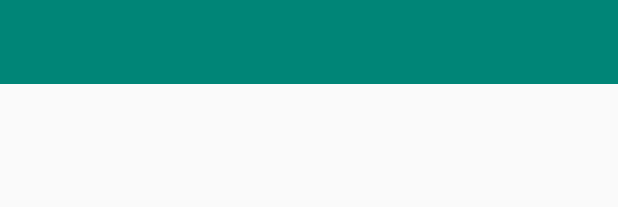
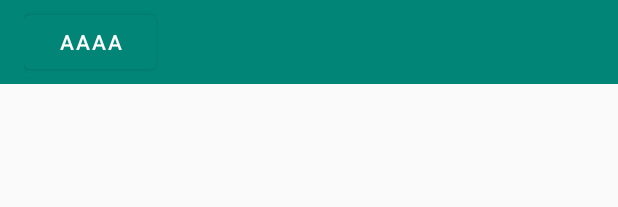
Before and after one commit to Airatolnine/FileManager, an Android app: the layout activity_main.xml on its own in the app's theme, with its tools: preview values and no code run, on a phone screen of 412 x 824 dp. Shown: the top 207 px of the screen. Run offline under Robolectric (Android 15) with nearby library versions, the phone set to English and light mode, and no system bars.

Commit message:
added button for mew activity

```diff
--- a/app/src/main/res/layout/activity_main.xml
+++ b/app/src/main/res/layout/activity_main.xml
@@ -17,11 +17,23 @@
         android:theme="?attr/actionBarTheme">
 
 
+        <LinearLayout
+            android:layout_width="match_parent"
+            android:layout_height="match_parent"
+            android:layout_gravity="center_vertical"
+            android:gravity="center"
+            android:orientation="horizontal">
+            <android.support.design.button.MaterialButton
+                android:layout_width="wrap_content"
+                android:layout_height="wrap_content"
+                android:text="AAAA" />
 
             <HorizontalScrollView
                 android:id="@+id/scrollView"
+
                 android:layout_width="match_parent"
-                android:layout_height="match_parent">
+                android:layout_height="match_parent"
+                >
 
                 <LinearLayout
                     android:id="@+id/navLayout"
@@ -34,8 +46,10 @@
             </HorizontalScrollView>
 
 
+        </LinearLayout>
+
+
     </android.support.v7.widget.Toolbar>
-
 
 
     <LinearLayout
@@ -45,8 +59,7 @@
         <android.support.v7.widget.RecyclerView
             android:id="@+id/list_item"
             android:layout_width="match_parent"
-            android:layout_height="wrap_content"
-            />
+            android:layout_height="wrap_content" />
     </LinearLayout>
 
 </LinearLayout>
```
Also changed, not shown: app/src/main/java/com/example/airatonline/filemanager/MainActivity.java (+1 -9 lines), app/src/main/java/com/example/airatonline/filemanager/MyAdapter.java (+13 -14 lines). Lines whose indentation alone changed are shown as unchanged.
